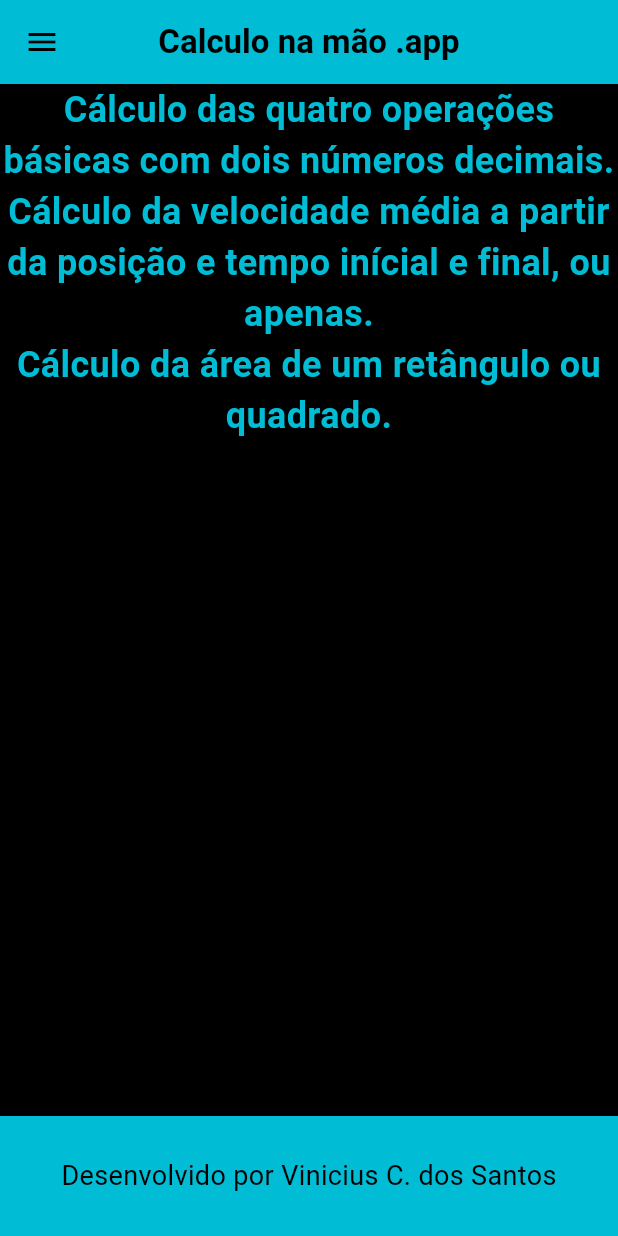
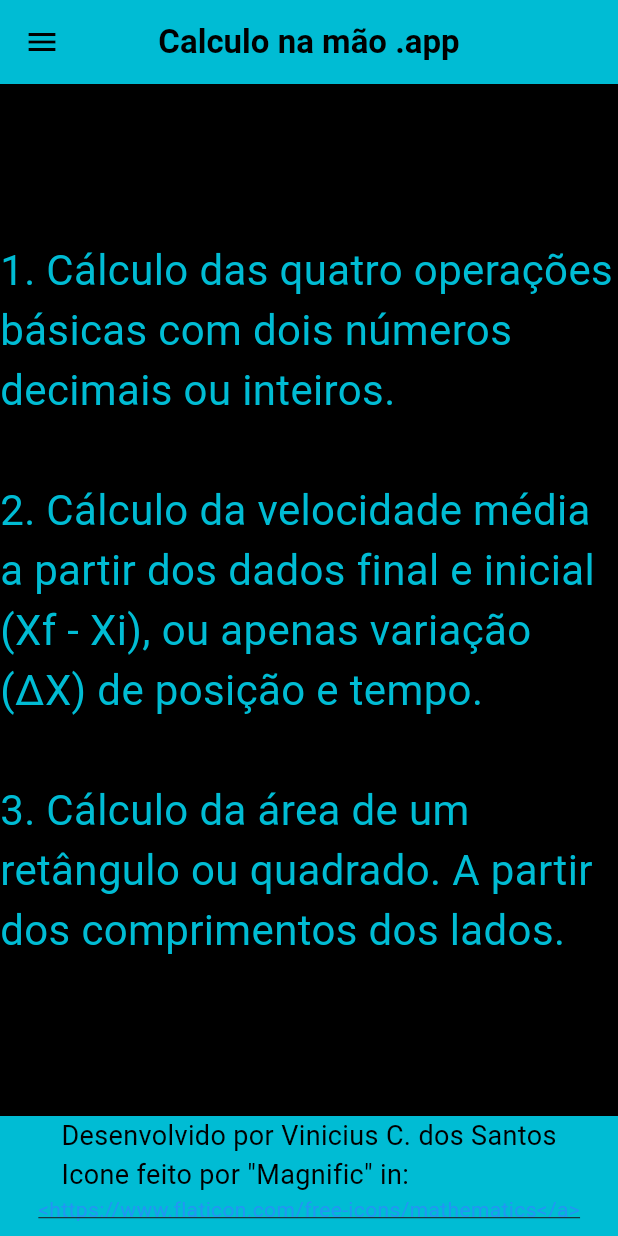
Before and after one commit to ViniciusCampbelldS/app_aval, a Flutter app: the screen it shows after launch, on a phone screen of 412 x 824 dp. Run offline on Flutter 3.47's test engine with Material 3 defaults, Android fonts, the phone set to English and light mode, and no system bars.

Commit message:
Refactor calculator UI and functionality; update main menu and add icons
- Updated the calculator page to improve UI elements and reset functionality.
- Changed the operation icons and labels for better clarity.
- Enhanced the main menu with consistent color themes and improved text styles.
- Added new assets for weight and math icons.
- Improved the velocity calculation page with better layout and icon representation.

```diff
--- a/lib/main.dart
+++ b/lib/main.dart
@@ -32,6 +32,7 @@ class _HomeState extends State<Home> {
 			backgroundColor: Colors.black,
 			// opções de menu superior
 			drawer: Drawer (
+				backgroundColor: Colors.black,
 				child: ListView(
 					children:[
 						DrawerHeader(
@@ -41,18 +42,18 @@ class _HomeState extends State<Home> {
 							child: Text(
 								'Menu',
 								style: TextStyle(
-									color: Colors.cyan,
+									color: Colors.black,
 									fontSize: 24,
 									fontWeight: FontWeight.bold,
 								), // TextStyle
 							), // Text
 						), // DrawerHeader
 						ListTile(
-							trailing:Icon(
-								Icons.add_box_sharp,
-								color: Colors.white
-							), // Icon
-							title: Text('Operações Básicas'),
+							trailing:Icon(Icons.add_box_sharp, color: Colors.cyan,),
+							title: Text(
+								'Operações Básicas',
+								style: TextStyle(color: Colors.white,),
+							),
 							onTap: () {
 								Navigator.push(
 									context,
@@ -61,8 +62,11 @@ class _HomeState extends State<Home> {
 							}, // onTap
 						), // ListTitle
 						ListTile(
-							trailing:Icon(Icons.airplay_sharp, color: Colors.white),
-							title: Text('Área do retângulo'),
+							trailing:Icon(Icons.airplay_sharp, color: Colors.cyan),
+							title: Text(
+								'Área do retângulo',
+								style: TextStyle(color: Colors.white,),
+							),
 							onTap: () {
 							Navigator.push(
 								context,
@@ -71,8 +75,11 @@ class _HomeState extends State<Home> {
 							} // onTap
 						), // ListTitle
 						ListTile(
-							trailing:Icon(Icons.speed, color: Colors.white),
-							title: Text('Velocidade média'),
+							trailing:Icon(Icons.speed, color: Colors.cyan),
+							title: Text(
+								'Velocidade média',
+								style: TextStyle(color: Colors.white,),
+							),
 							onTap: () {
 							Navigator.push(
 									context,
@@ -83,37 +90,6 @@ class _HomeState extends State<Home> {
 					] // children
 				) // child: ListView
 			), // Drawer
-			body: Column (
-				children: [
-					Text(
-						'Cálculo das quatro operações básicas com dois números decimais.',
-						textAlign: TextAlign.center,
-						style: TextStyle(
-							fontSize: 24,
-							color: Colors.cyan,
-							fontWeight: FontWeight.bold,
-						), // TextStyle
-					), // text
-					Text(
-						'Cálculo da velocidade média a partir da posição e tempo inícial e final, ou apenas.',
-						textAlign: TextAlign.center,
-						style: TextStyle(
-							fontSize: 24,
-							color: Colors.cyan,
-							fontWeight: FontWeight.bold,
-						), // TextStyle
-					), // text
-					Text(
-						'Cálculo da área de um retângulo ou quadrado.',
-						textAlign: TextAlign.center,
-						style: TextStyle(
-							fontSize: 24,
-							color: Colors.cyan,
-							fontWeight: FontWeight.bold,
-						), // TextStyle
-					), // text
-				], // Column
-			), // body: Center
 			appBar: AppBar(
 				backgroundColor: Colors.cyan,
 				centerTitle: true,
@@ -130,19 +106,63 @@ class _HomeState extends State<Home> {
 					), // TextStyle
 				), // Text
 			), // AppBar
+			body: Center(
+				child: Column(
+					mainAxisAlignment: MainAxisAlignment.center,
+					crossAxisAlignment: CrossAxisAlignment.center,
+					children: [
+						Text(
+							'\n1. Cálculo das quatro operações básicas com dois números decimais ou inteiros.',
+							textAlign: TextAlign.left,
+							style: TextStyle(
+								fontSize: 28,
+								color: Colors.cyan,
+							), // TextStyle
+						), // text
+						Text(
+							'\n2. Cálculo da velocidade média a partir dos dados final e inicial (Xf - Xi), ou apenas variação (ΔX) de posição e tempo.',
+							textAlign: TextAlign.left,
+							style: TextStyle(
+								fontSize: 28,
+								color: Colors.cyan,
+							), // TextStyle
+						), // text
+						Text(
+							'\n3. Cálculo da área de um retângulo ou quadrado. A partir dos comprimentos dos lados.\n',
+							textAlign: TextAlign.left,
+							style: TextStyle(
+								fontSize: 28,
+								color: Colors.cyan,
+							), // TextStyle
+						), // text
+					], // Column
+				), // Column
+			), // body: Center
 			bottomNavigationBar: BottomAppBar(
 				padding: EdgeInsets.all(0),
 				child: Container(
 				height: 30,
 				color: Colors.cyan,
-				child: Center(
-					child: Text(
-							'Desenvolvido por Vinicius C. dos Santos',
-							style: TextStyle(color: Colors.black, fontSize: 18),
-						), // child: Text
-					), // child: Center
+				child: Column(
+					children: [
+						Text(
+								'Desenvolvido por Vinicius C. dos Santos\nIcone feito por \"Magnific\" in:',
+								style: TextStyle(color: Colors.black, fontSize: 18),
+							), // child: Text
+						InkWell(
+							child: Text(
+									'<https://www.flaticon.com/free-icons/mathematics</a>',
+									style: TextStyle(color: Colors.blue, decoration: TextDecoration.underline),
+								),
+								onTap: () async {
+									final url = Uri.parse('https://www.flaticon.com/free-icons/mathematics');
+									await launchUrl(url);
+								},
+							)
+						], // children
+					), // Column
 				), // child: Container
 			), // BottomAppBar
-		); // return Scaffold(
-	}// build (){
+		); // return Scaffold
+	} // build
 } // _HomeState
--- a/pubspec.yaml
+++ b/pubspec.yaml
@@ -61,6 +61,8 @@ flutter:
   # assets:
   #   - images/a_dot_burr.jpeg
   #   - images/a_dot_ham.jpeg
+  assets:
+    - lib/weight_icon.png
 
   # An image asset can refer to one or more resolution-specific "variants", see
   # https://flutter.dev/to/resolution-aware-images
```
Also changed, not shown: lib/area_retangulo.dart (+36 -103 lines), lib/calculadora.dart (+9 -10 lines), lib/vel_media.dart (+5 -4 lines), lib/math-operations64x64.png (added), lib/weight_icon.png (added), 1 other file.
